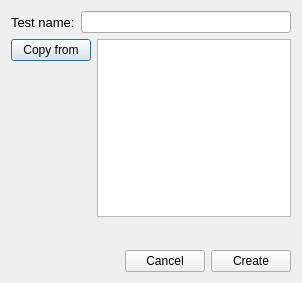
Old version of the form AirCoolControll/AirCoolControll/addnewtestdialog.ui in the repository ComEngineering/AirCoolControl_Desktop.
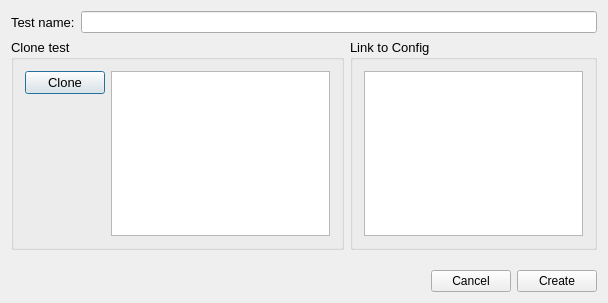
New version of the form.

Patch:
```diff
--- a/AirCoolControll/AirCoolControll/addnewtestdialog.ui
+++ b/AirCoolControll/AirCoolControll/addnewtestdialog.ui
@@ -6,8 +6,8 @@
    <rect>
     <x>0</x>
     <y>0</y>
-    <width>302</width>
-    <height>283</height>
+    <width>608</width>
+    <height>303</height>
    </rect>
   </property>
   <property name="windowTitle">
@@ -41,11 +41,27 @@
      <item>
       <layout class="QHBoxLayout" name="horizontalLayout_5">
        <item>
+        <widget class="QGroupBox" name="groupBox">
+         <property name="font">
+          <font>
+           <pointsize>10</pointsize>
+          </font>
+         </property>
+         <property name="title">
+          <string>Clone test</string>
+         </property>
+         <layout class="QGridLayout" name="gridLayout_2">
+          <item row="0" column="0">
         <layout class="QVBoxLayout" name="verticalLayout_3">
          <item>
           <widget class="QPushButton" name="copy_button">
+              <property name="font">
+               <font>
+                <pointsize>10</pointsize>
+               </font>
+              </property>
            <property name="text">
-            <string>Copy from</string>
+               <string>Clone</string>
            </property>
           </widget>
          </item>
@@ -64,8 +80,28 @@
          </item>
         </layout>
        </item>
-       <item>
+          <item row="0" column="1">
         <widget class="QListWidget" name="old_tests_list"/>
+          </item>
+         </layout>
+        </widget>
+       </item>
+       <item>
+        <widget class="QGroupBox" name="groupBox_2">
+         <property name="font">
+          <font>
+           <pointsize>10</pointsize>
+          </font>
+         </property>
+         <property name="title">
+          <string>Link to Config</string>
+         </property>
+         <layout class="QGridLayout" name="gridLayout_3">
+          <item row="0" column="0">
+           <widget class="QListWidget" name="config_list"/>
+          </item>
+         </layout>
+        </widget>
        </item>
       </layout>
      </item>
```
Lines whose indentation alone changed are shown as unchanged.
